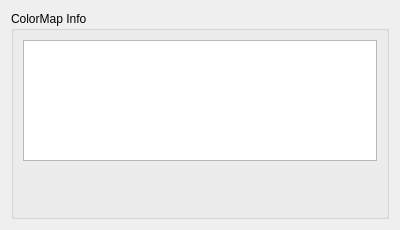
Before: the Qt Designer form src/Interface/Modules/Visualization/ReportColorMapInfo.ui in SCIInstitute/SCIRun, drawn with Qt 5.
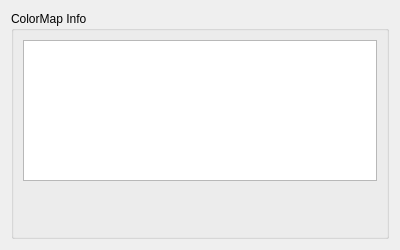
After: the same form once the commit is applied.

The edit to the form file:
```diff
--- a/src/Interface/Modules/Visualization/ReportColorMapInfo.ui
+++ b/src/Interface/Modules/Visualization/ReportColorMapInfo.ui
@@ -7,7 +7,7 @@
     <x>0</x>
     <y>0</y>
     <width>400</width>
-    <height>230</height>
+    <height>250</height>
    </rect>
   </property>
   <property name="sizePolicy">
@@ -19,7 +19,7 @@
   <property name="minimumSize">
    <size>
     <width>400</width>
-    <height>230</height>
+    <height>250</height>
    </size>
   </property>
   <property name="maximumSize">
```
